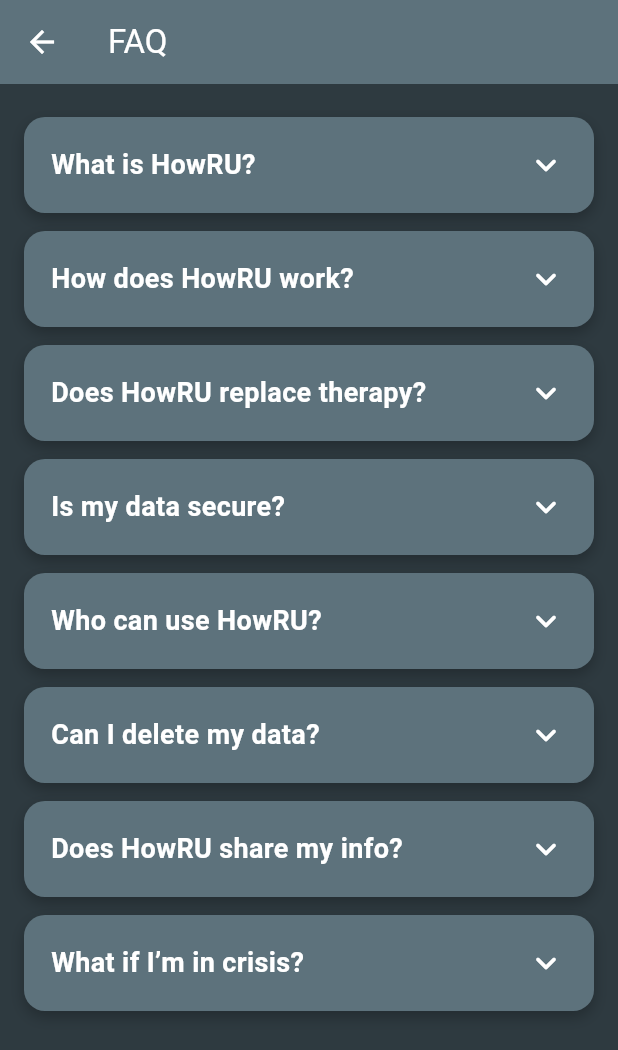
After one commit to SantiagoBoscan07/Stress-and-Anxiety-Management-App-iOS, a Flutter app: the FaqScreen screen opened by its route, on a phone screen of 412 x 824 dp. The commit adds this screen. Shown: the top 1050 px of the screen. Run offline on Flutter 3.47's test engine with Material 3 defaults, Android fonts, the light colour scheme and no system bars; our stand-ins replace sqflite, table_calendar; accounts and stored records are empty.

Commit message:
Added faq screen and faq card component

```diff
--- /dev/null
+++ b/stress_and_anxiety_management_app_ios/lib/Components/FaqCard.dart
@@ -0,0 +1,93 @@
+import 'package:flutter/material.dart';
+
+class FaqItem {
+  final String question;
+  final String answer;
+
+  FaqItem(this.question, this.answer);
+}
+
+class FaqCard extends StatefulWidget {
+  final FaqItem faqItem;
+
+  const FaqCard({Key? key, required this.faqItem}) : super(key: key);
+
+  @override
+  State<FaqCard> createState() => _FaqCardState();
+}
+
+class _FaqCardState extends State<FaqCard> {
+  bool expanded = false;
+
+  @override
+  Widget build(BuildContext context) {
+    return AnimatedContainer(
+      duration: const Duration(milliseconds: 250),
+      margin: const EdgeInsets.symmetric(vertical: 6),
+      decoration: BoxDecoration(
+        color: const Color(0xFF5D727C),
+        borderRadius: BorderRadius.circular(14),
+        boxShadow: [
+          BoxShadow(
+            color: Colors.black.withOpacity(0.25),
+            blurRadius: 8,
+            offset: const Offset(0, 4),
+          )
+        ],
+      ),
+      child: InkWell(
+        borderRadius: BorderRadius.circular(14),
+        onTap: () => setState(() => expanded = !expanded),
+        child: Padding(
+          padding: const EdgeInsets.all(18.0),
+          child: Column(
+            crossAxisAlignment: CrossAxisAlignment.start,
+            children: [
+              Row(
+                children: [
+                  Expanded(
+                    child: Text(
+                      widget.faqItem.question,
+                      style: const TextStyle(
+                        fontSize: 18,
+                        fontWeight: FontWeight.w700,
+                        color: Colors.white,
+                      ),
+                    ),
+                  ),
+                  AnimatedRotation(
+                    turns: expanded ? 0.5 : 0,
+                    duration: const Duration(milliseconds: 250),
+                    child: const Icon(
+                      Icons.keyboard_arrow_down_rounded,
+                      color: Colors.white,
+                      size: 28,
+                    ),
+                  ),
+                ],
+              ),
+              AnimatedCrossFade(
+                firstChild: Container(),
+                secondChild: Padding(
+                  padding: const EdgeInsets.only(top: 12),
+                  child: Text(
+                    widget.faqItem.answer,
+                    style: const TextStyle(
+                      fontSize: 16,
+                      height: 1.4,
+                      color: Colors.white,
+                    ),
+                  ),
+                ),
+                crossFadeState: expanded
+                    ? CrossFadeState.showSecond
+                    : CrossFadeState.showFirst,
+                duration: const Duration(milliseconds: 250),
+              ),
+            ],
+          ),
+        ),
+      ),
+    );
+  }
+}
--- a/stress_and_anxiety_management_app_ios/lib/Components/MainScaffold.dart
+++ b/stress_and_anxiety_management_app_ios/lib/Components/MainScaffold.dart
@@ -79,6 +79,12 @@
               onTap: () => _navigateTo(context, '/about'),
             ),
             _drawerItem(
+              icon: Icons.question_mark,
+              label: 'Frequently Asked Questions',
+              context: context,
+              onTap: () => _navigateTo(context, '/faq'),
+            ),
+            _drawerItem(
               icon: Icons.logout,
               label: 'Logout',
               context: context,
--- /dev/null
+++ b/stress_and_anxiety_management_app_ios/lib/Screens/FaqScreen.dart
@@ -0,0 +1,44 @@
+import 'package:flutter/material.dart';
+import '../Components/FaqCard.dart'; // Adjust path if needed
+
+class FaqScreen extends StatelessWidget {
+  const FaqScreen({Key? key}) : super(key: key);
+
+  List<FaqItem> get faqList => [
+    FaqItem("What is HowRU?",
+        "HowRU is a mental wellness and stress management application designed to help users track emotional patterns and practice mindfulness."),
+    FaqItem("How does HowRU work?",
+        "You can log emotions, track stress levels, and access personalized coping strategies like breathing exercises and journaling prompts."),
+    FaqItem("Does HowRU replace therapy?",
+        "No. HowRU is not a substitute for professional mental health care."),
+    FaqItem("Is my data secure?",
+        "Yes. All personal information is stored securely and encrypted."),
+    FaqItem("Who can use HowRU?",
+        "Designed for ages 18+, minors should have supervision."),
+    FaqItem("Can I delete my data?",
+        "Yes, permanently delete your account/data in Settings."),
+    FaqItem("Does HowRU share my info?",
+        "No. Your data is not sold or shared with advertisers."),
+    FaqItem("What if I’m in crisis?",
+        "Please contact local emergency services or a crisis hotline."),
+  ];
+
+  @override
+  Widget build(BuildContext context) {
+    return Scaffold(
+      backgroundColor: const Color(0xFF2E3A40),
+      appBar: AppBar(
+        title: const Text("FAQ"),
+        backgroundColor: const Color(0xFF5D727C),
+        foregroundColor: Colors.white,
+      ),
+      body: ListView.builder(
+        padding: const EdgeInsets.all(16),
+        itemCount: faqList.length,
+        itemBuilder: (context, index) {
+          return FaqCard(faqItem: faqList[index]);
+        },
+      ),
+    );
+  }
+}
--- a/stress_and_anxiety_management_app_ios/lib/main.dart
+++ b/stress_and_anxiety_management_app_ios/lib/main.dart
@@ -1,6 +1,7 @@
 import 'package:flutter/material.dart';
 import '../Screens/HomeScreen.dart';
 import '../Screens/AboutScreen.dart';
+import '../Screens/FaqScreen.dart';
 
 /// Entry point of the Flutter application
 void main() {
@@ -28,6 +29,7 @@
       routes: {
         '/': (context) => const HomeScreen(), // Default home screen
         '/about': (context) => const AboutScreen(), // About screen
+        '/faq': (context) => const FaqScreen(), // FAQ Screen
         // Placeholder screens for features not implemented yet
         '/dashboard': (context) => const PlaceholderScreen(title: 'Dashboard'),
         '/membership': (context) => const PlaceholderScreen(title: 'Membership'),
```
